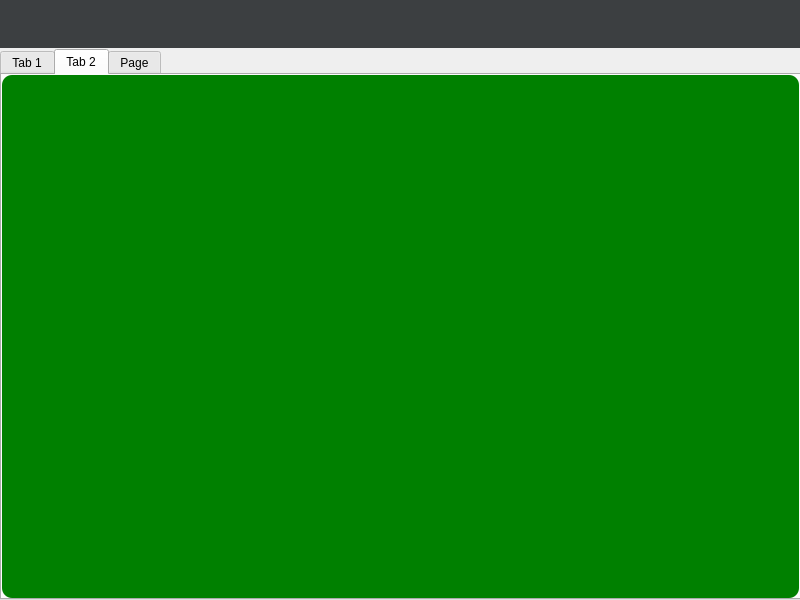
First picture: the form in src/gui/ui/main_window.ui, repository PavelSbvt/office-technologies-second-lab, before the edit.
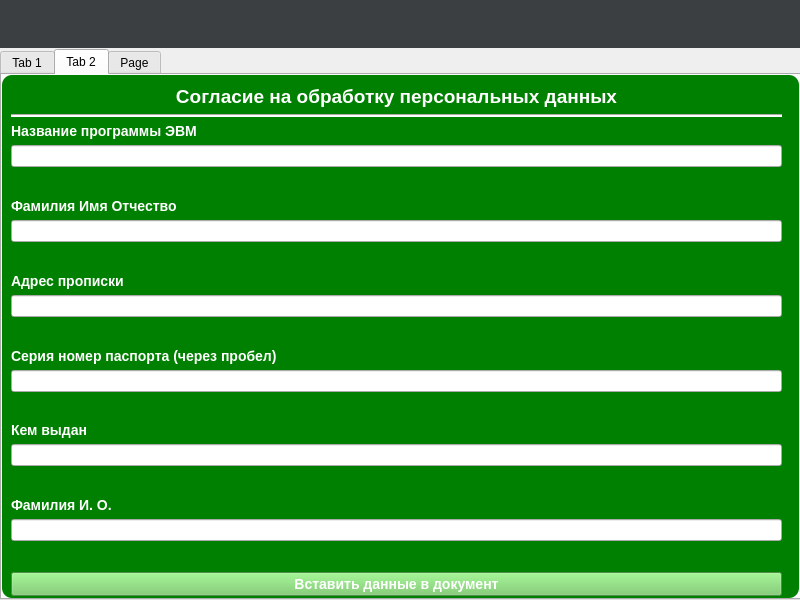
Second picture: the form after the edit. The open tabs and pages were chosen to show the change.

Commit message: > [src/gui/ui/main_window.ui] - change ui form - add all of needed input areas and labels for second tab

The edit to the form file:
```diff
--- a/src/gui/ui/main_window.ui
+++ b/src/gui/ui/main_window.ui
@@ -386,6 +386,248 @@
      <attribute name="title">
       <string>Tab 2</string>
      </attribute>
+     <widget class="QWidget" name="verticalLayoutWidget_2">
+      <property name="geometry">
+       <rect>
+        <x>9</x>
+        <y>10</y>
+        <width>771</width>
+        <height>511</height>
+       </rect>
+      </property>
+      <layout class="QVBoxLayout" name="verticalLayoutForSecondTab">
+       <item>
+        <widget class="QLabel" name="labelTitleSecondTab">
+         <property name="styleSheet">
+          <string notr="true">QLabel {
+	color: white;
+	font-weight: bold;
+	font-size: 19px;
+}</string>
+         </property>
+         <property name="text">
+          <string>Согласие на обработку персональных данных</string>
+         </property>
+         <property name="alignment">
+          <set>Qt::AlignCenter</set>
+         </property>
+        </widget>
+       </item>
+       <item>
+        <widget class="Line" name="line_2">
+         <property name="styleSheet">
+          <string notr="true">QFrame {
+	background-color: white;
+}</string>
+         </property>
+         <property name="orientation">
+          <enum>Qt::Horizontal</enum>
+         </property>
+        </widget>
+       </item>
+       <item>
+        <widget class="QLabel" name="labelNameIBM">
+         <property name="styleSheet">
+          <string notr="true">QLabel{
+	color: white;
+	font-weight: bold;
+	font-size: 14px;
+}</string>
+         </property>
+         <property name="text">
+          <string>Название программы ЭВМ</string>
+         </property>
+        </widget>
+       </item>
+       <item>
+        <widget class="QLineEdit" name="inputNameIBM"/>
+       </item>
+       <item>
+        <spacer name="verticalSpacer_9">
+         <property name="orientation">
+          <enum>Qt::Vertical</enum>
+         </property>
+         <property name="sizeHint" stdset="0">
+          <size>
+           <width>20</width>
+           <height>40</height>
+          </size>
+         </property>
+        </spacer>
+       </item>
+       <item>
+        <widget class="QLabel" name="labelFullName">
+         <property name="styleSheet">
+          <string notr="true">QLabel{
+	color: white;
+	font-weight: bold;
+	font-size: 14px;
+}</string>
+         </property>
+         <property name="text">
+          <string>Фамилия Имя Отчество</string>
+         </property>
+        </widget>
+       </item>
+       <item>
+        <widget class="QLineEdit" name="inputFullName"/>
+       </item>
+       <item>
+        <spacer name="verticalSpacer_10">
+         <property name="orientation">
+          <enum>Qt::Vertical</enum>
+         </property>
+         <property name="sizeHint" stdset="0">
+          <size>
+           <width>20</width>
+           <height>40</height>
+          </size>
+         </property>
+        </spacer>
+       </item>
+       <item>
+        <widget class="QLabel" name="labelAddress">
+         <property name="styleSheet">
+          <string notr="true">QLabel{
+	color: white;
+	font-weight: bold;
+	font-size: 14px;
+}</string>
+         </property>
+         <property name="text">
+          <string>Адрес прописки</string>
+         </property>
+        </widget>
+       </item>
+       <item>
+        <widget class="QLineEdit" name="inputAddress"/>
+       </item>
+       <item>
+        <spacer name="verticalSpacer_11">
+         <property name="orientation">
+          <enum>Qt::Vertical</enum>
+         </property>
+         <property name="sizeHint" stdset="0">
+          <size>
+           <width>20</width>
+           <height>40</height>
+          </size>
+         </property>
+        </spacer>
+       </item>
+       <item>
+        <widget class="QLabel" name="labelPasportInfo">
+         <property name="styleSheet">
+          <string notr="true">QLabel{
+	color: white;
+	font-weight: bold;
+	font-size: 14px;
+}</string>
+         </property>
+         <property name="text">
+          <string>Серия номер паспорта (через пробел)</string>
+         </property>
+        </widget>
+       </item>
+       <item>
+        <widget class="QLineEdit" name="inputPasportInfo"/>
+       </item>
+       <item>
+        <spacer name="verticalSpacer_12">
+         <property name="orientation">
+          <enum>Qt::Vertical</enum>
+         </property>
+         <property name="sizeHint" stdset="0">
+          <size>
+           <width>20</width>
+           <height>40</height>
+          </size>
+         </property>
+        </spacer>
+       </item>
+       <item>
+        <widget class="QLabel" name="labelIssuedByWhom">
+         <property name="styleSheet">
+          <string notr="true">QLabel{
+	color: white;
+	font-weight: bold;
+	font-size: 14px;
+}</string>
+         </property>
+         <property name="text">
+          <string>Кем выдан</string>
+         </property>
+        </widget>
+       </item>
+       <item>
+        <widget class="QLineEdit" name="inputIssuedByWhom"/>
+       </item>
+       <item>
+        <spacer name="verticalSpacer_13">
+         <property name="orientation">
+          <enum>Qt::Vertical</enum>
+         </property>
+         <property name="sizeHint" stdset="0">
+          <size>
+           <width>20</width>
+           <height>40</height>
+          </size>
+         </property>
+        </spacer>
+       </item>
+       <item>
+        <widget class="QLabel" name="labelSurnameInitials">
+         <property name="styleSheet">
+          <string notr="true">QLabel{
+	color: white;
+	font-weight: bold;
+	font-size: 14px;
+}</string>
+         </property>
+         <property name="text">
+          <string>Фамилия И. О.</string>
+         </property>
+        </widget>
+       </item>
+       <item>
+        <widget class="QLineEdit" name="inputSurnameInitials"/>
+       </item>
+       <item>
+        <spacer name="verticalSpacer_14">
+         <property name="orientation">
+          <enum>Qt::Vertical</enum>
+         </property>
+         <property name="sizeHint" stdset="0">
+          <size>
+           <width>20</width>
+           <height>40</height>
+          </size>
+         </property>
+        </spacer>
+       </item>
+       <item>
+        <widget class="QPushButton" name="buttonBuildConsent">
+         <property name="styleSheet">
+          <string notr="true">QPushButton{
+	background-color: rgb(111, 200, 97);
+	color: white;
+	font-weight: bold;
+	font-size: 14px;
+} 
+QPushButton:hover {
+	background-color: rgb(106, 188, 91);
+}
+QPushButton:pressed {
+	background-color: rgb(93, 165, 80);
+}</string>
+         </property>
+         <property name="text">
+          <string>Вставить данные в документ</string>
+         </property>
+        </widget>
+       </item>
+      </layout>
+     </widget>
     </widget>
     <widget class="QWidget" name="tab_3">
      <property name="styleSheet">
```
Left out of the diff: 4 changed lines with no effect on the pictures.
